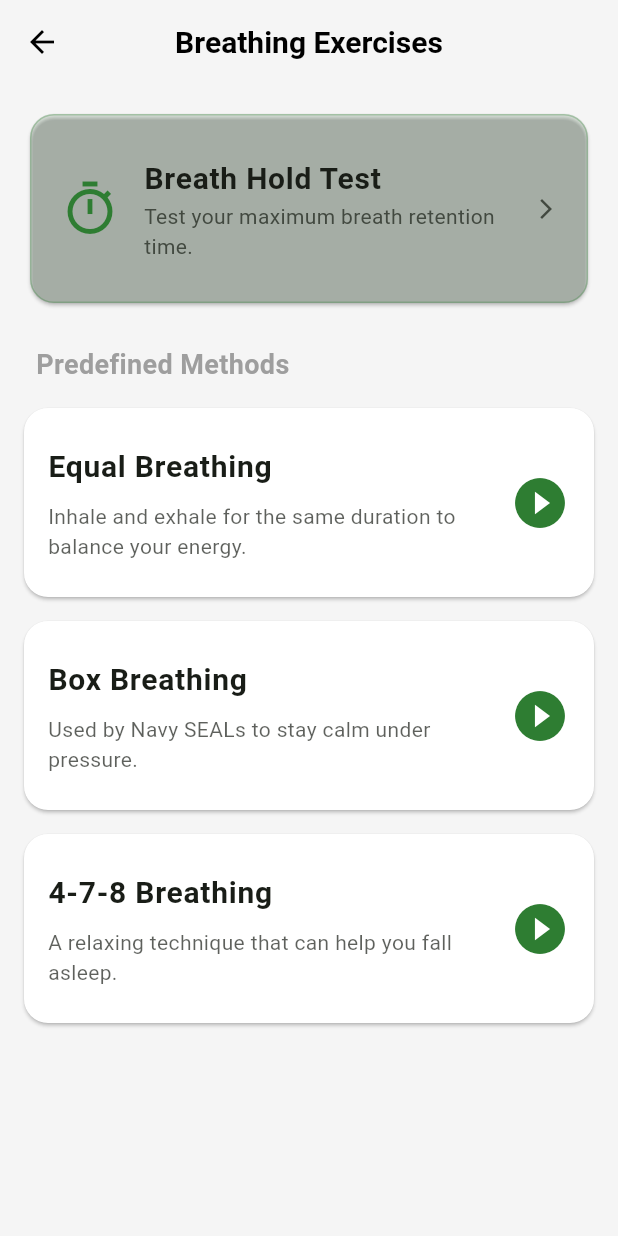
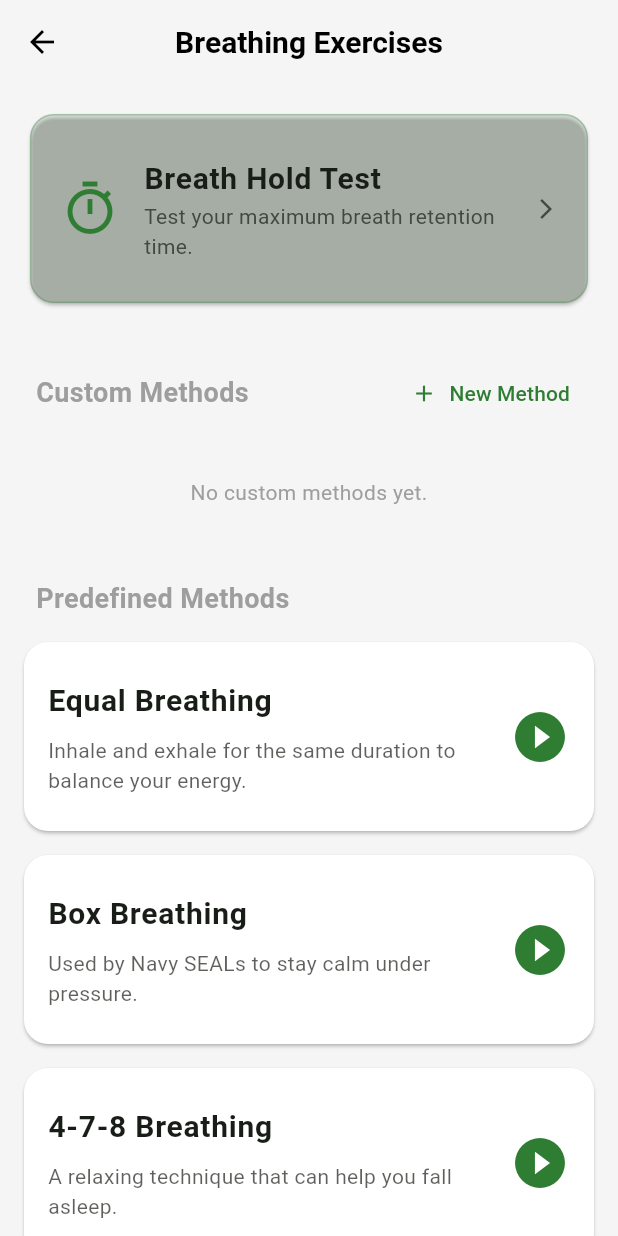
Before and after one commit to eirafocus/eirafocus, a Flutter app: the BreathingScreen screen opened directly, on a phone screen of 412 x 824 dp. Run offline on Flutter 3.47's test engine with Material 3 defaults, Android fonts, the phone set to English and light mode, and no system bars; our stand-ins replace fl_chart, flutter_riverpod, font_awesome_flutter, sqflite, vibration; accounts and stored records are empty.

Commit message:
feat: custom breathing builder with database persistence

```diff
--- a/lib/features/breathing/presentation/breathing_screen.dart
+++ b/lib/features/breathing/presentation/breathing_screen.dart
@@ -2,9 +2,30 @@ import 'package:flutter/material.dart';
 import 'package:eirafocus/features/breathing/domain/breathing_method.dart';
 import 'package:eirafocus/features/breathing/presentation/breathing_session_screen.dart';
 import 'package:eirafocus/features/breathing/presentation/breath_hold_test_screen.dart';
+import 'package:eirafocus/features/breathing/presentation/custom_breathing_screen.dart';
+import 'package:eirafocus/core/data/database_helper.dart';
 
-class BreathingScreen extends StatelessWidget {
+class BreathingScreen extends StatefulWidget {
   const BreathingScreen({super.key});
+
+  @override
+  State<BreathingScreen> createState() => _BreathingScreenState();
+}
+
+class _BreathingScreenState extends State<BreathingScreen> {
+  late Future<List<Map<String, dynamic>>> _customMethodsFuture;
+
+  @override
+  void initState() {
+    super.initState();
+    _refreshCustomMethods();
+  }
+
+  void _refreshCustomMethods() {
+    setState(() {
+      _customMethodsFuture = DatabaseHelper.instance.getCustomMethods();
+    });
+  }
 
   @override
   Widget build(BuildContext context) {
@@ -16,7 +37,30 @@ class BreathingScreen extends StatelessWidget {
         padding: const EdgeInsets.all(16),
         children: [
           _buildTestCard(context),
-          const SizedBox(height: 24),
+          const SizedBox(height: 32),
+          _buildCustomHeader(context),
+          const SizedBox(height: 16),
+          FutureBuilder<List<Map<String, dynamic>>>(
+            future: _customMethodsFuture,
+            builder: (context, snapshot) {
+              if (snapshot.connectionState == ConnectionState.waiting) {
+                return const Center(child: CircularProgressIndicator());
+              }
+              final methods = snapshot.data ?? [];
+              if (methods.isEmpty) {
+                return const Center(
+                  child: Padding(
+                    padding: EdgeInsets.all(16.0),
+                    child: Text('No custom methods yet.', style: TextStyle(color: Colors.grey)),
+                  ),
+                );
+              }
+              return Column(
+                children: methods.map((m) => _buildCustomCard(context, m)).toList(),
+              );
+            },
+          ),
+          const SizedBox(height: 32),
           const Padding(
             padding: EdgeInsets.only(left: 8.0, bottom: 16.0),
             child: Text(
@@ -26,6 +70,71 @@ class BreathingScreen extends StatelessWidget {
           ),
           ...BreathingMethod.predefinedMethods.map((method) => _buildMethodCard(context, method)).toList(),
         ],
+      ),
+    );
+  }
+
+  Widget _buildCustomHeader(BuildContext context) {
+    return Row(
+      mainAxisAlignment: MainAxisAlignment.spaceBetween,
+      children: [
+        const Padding(
+          padding: EdgeInsets.only(left: 8.0),
+          child: Text(
+            'Custom Methods',
+            style: TextStyle(fontSize: 18, fontWeight: FontWeight.bold, color: Colors.grey),
+          ),
+        ),
+        TextButton.icon(
+          onPressed: () async {
+            final result = await Navigator.of(context).push(
+              MaterialPageRoute(builder: (context) => const CustomBreathingScreen()),
+            );
+            if (result == true) {
+              _refreshCustomMethods();
+            }
+          },
+          icon: const Icon(Icons.add),
+          label: const Text('New Method'),
+        ),
+      ],
+    );
+  }
+
+  Widget _buildCustomCard(BuildContext context, Map<String, dynamic> m) {
+    final method = BreathingMethod(
+      name: m['name'],
+      description: 'Custom pattern: ${m['inhale']}-${m['hold_after_inhale']}-${m['exhale']}-${m['hold_after_exhale']}',
+      inhaleDuration: m['inhale'],
+      holdDuration: m['hold_after_inhale'],
+      exhaleDuration: m['exhale'],
+      holdAfterExhaleDuration: m['hold_after_exhale'],
+    );
+
+    return Card(
+      margin: const EdgeInsets.only(bottom: 12),
+      child: ListTile(
+        contentPadding: const EdgeInsets.symmetric(horizontal: 16, vertical: 8),
+        title: Text(method.name, style: const TextStyle(fontWeight: FontWeight.bold)),
+        subtitle: Text(method.description),
+        trailing: Row(
+          mainAxisSize: MainAxisSize.min,
+          children: [
+            IconButton(
+              icon: const Icon(Icons.delete_outline, color: Colors.redAccent),
+              onPressed: () async {
+                await DatabaseHelper.instance.deleteCustomMethod(m['id']);
+                _refreshCustomMethods();
+              },
+            ),
+            Icon(Icons.play_circle_fill, size: 32, color: Theme.of(context).colorScheme.primary),
+          ],
+        ),
+        onTap: () {
+          Navigator.of(context).push(
+            MaterialPageRoute(builder: (context) => BreathingSessionScreen(method: method)),
+          );
+        },
       ),
     );
   }
```
Also changed, not shown: lib/core/data/database_helper.dart (+43 -1 lines), lib/features/breathing/presentation/custom_breathing_screen.dart (added, +108 -0 lines).
